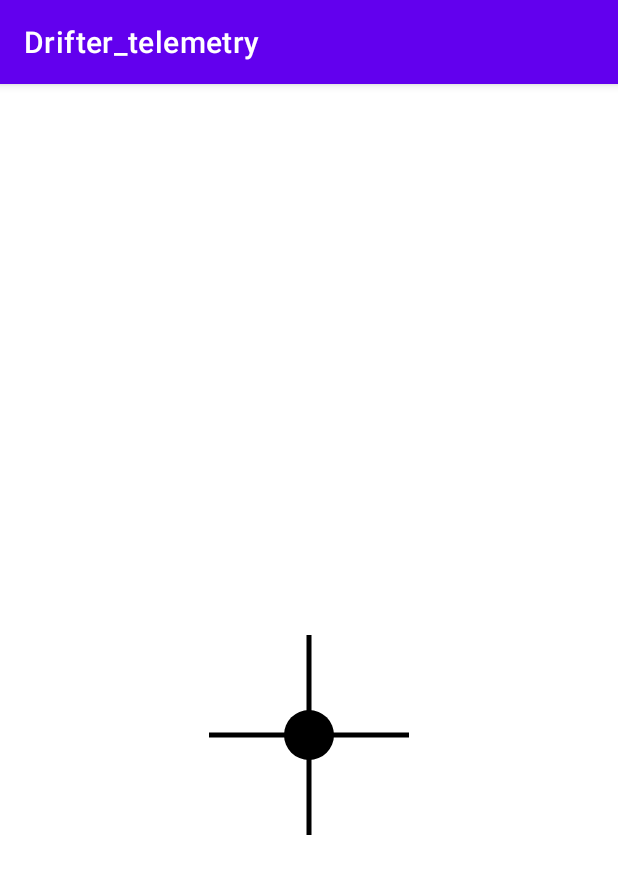
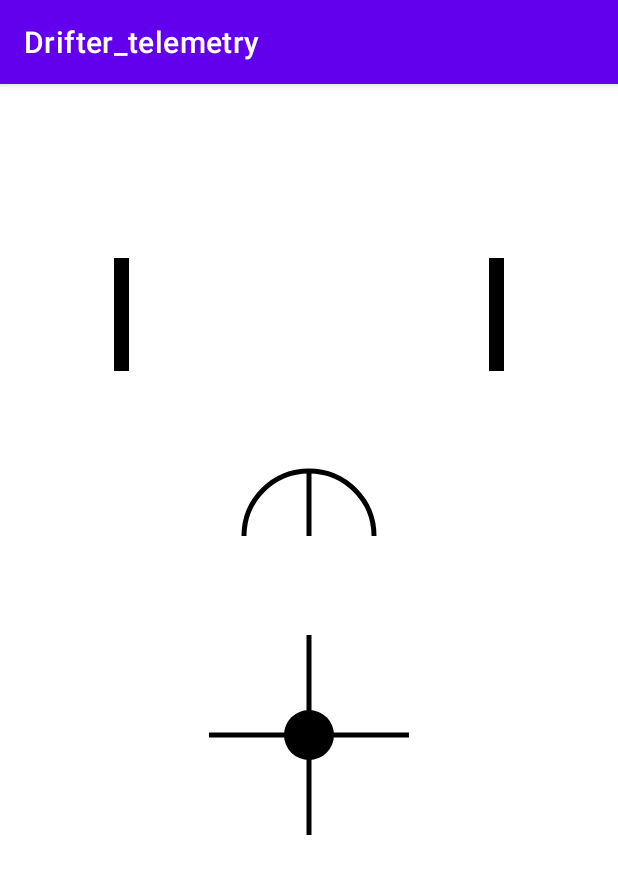
Before and after one commit to Guycho/4-motor-drifter, an Android app: the screen it shows after launch (MainActivity), on a phone screen of 412 x 824 dp. Shown: the top 874 px of the screen. Run offline under Robolectric (Android 15) with nearby library versions, the phone set to English and light mode, and no system bars.

Commit message:
continue app

```diff
--- a/Drifter_telemetry/app/src/main/java/com/example/drifter_telemetry/MainActivity.kt
+++ b/Drifter_telemetry/app/src/main/java/com/example/drifter_telemetry/MainActivity.kt
@@ -4,6 +4,7 @@
 import android.os.Handler
 import android.os.Looper
 import android.util.Log
+import android.view.View
 import androidx.appcompat.app.AppCompatActivity
 import okhttp3.*
 import org.json.JSONObject
@@ -12,6 +13,9 @@
 class MainActivity : AppCompatActivity() {
 
     private lateinit var gForceView: GForceView
+    private lateinit var leftWheelLine: View
+    private lateinit var rightWheelLine: View
+    private lateinit var rotationalRateGauge: RotationalRateGaugeView
     private val client = OkHttpClient()
     private val handler = Handler(Looper.getMainLooper())
     private val fetchInterval: Long = 100 // Fetch data every 100 milliseconds
@@ -21,6 +25,9 @@
         setContentView(R.layout.activity_main)
 
         gForceView = findViewById(R.id.gForceView)
+        leftWheelLine = findViewById(R.id.leftWheelLine)
+        rightWheelLine = findViewById(R.id.rightWheelLine)
+        rotationalRateGauge = findViewById(R.id.rotationalRateGauge)
 
         // Start fetching data continuously
         startFetchingData()
@@ -70,8 +77,14 @@
 
             val gForceX = jsonObject.getDouble("g_force_x").toFloat()
             val gForceY = jsonObject.getDouble("g_force_y").toFloat()
+            val leftSteeringAngle = jsonObject.getDouble("left_steering").toFloat()
+            val rightSteeringAngle = jsonObject.getDouble("right_steering").toFloat()
+            val rotationalRate = jsonObject.getDouble("rotational_rate").toFloat()
 
             gForceView.updateGForce(gForceX, gForceY)
+            leftWheelLine.rotation = leftSteeringAngle
+            rightWheelLine.rotation = rightSteeringAngle
+            rotationalRateGauge.updateRotationalRate(rotationalRate)
         } catch (e: Exception) {
             e.printStackTrace()
             Log.e("MainActivity", "Failed to parse JSON data: ${e.message}")
--- /dev/null
+++ b/Drifter_telemetry/app/src/main/java/com/example/drifter_telemetry/RotationalRateGuageView.kt
@@ -0,0 +1,44 @@
+package com.example.drifter_telemetry
+
+import android.content.Context
+import android.graphics.Canvas
+import android.graphics.Color
+import android.graphics.Paint
+import android.graphics.RectF
+import android.util.AttributeSet
+import android.view.View
+
+class RotationalRateGaugeView @JvmOverloads constructor(
+    context: Context, attrs: AttributeSet? = null, defStyleAttr: Int = 0
+) : View(context, attrs, defStyleAttr) {
+
+    private val paint = Paint().apply {
+        color = Color.BLACK
+        strokeWidth = 5f
+        style = Paint.Style.STROKE
+    }
+
+    var rotationalRate: Float = 0f
+
+    override fun onDraw(canvas: Canvas) {
+        super.onDraw(canvas)
+        val centerX = width / 2f
+        val centerY = height / 2f
+        val radius = Math.min(centerX, centerY) - 10
+
+        // Draw top half of the gauge circle
+        val oval = RectF(centerX - radius, centerY - radius, centerX + radius, centerY + radius)
+        canvas.drawArc(oval, 180f, 180f, false, paint)
+
+        // Draw rotational rate indicator
+        val angle = Math.toRadians((rotationalRate - 90).toDouble())
+        val indicatorX = (centerX - radius * Math.cos(angle)).toFloat()
+        val indicatorY = (centerY + radius * Math.sin(angle)).toFloat()
+        canvas.drawLine(centerX, centerY, indicatorX, indicatorY, paint)
+    }
+
+    fun updateRotationalRate(rotationalRate: Float) {
+        this.rotationalRate = -1 * rotationalRate
+        invalidate()
+    }
+}
--- a/Drifter_telemetry/app/src/main/java/com/example/drifter_telemetry/TelemetryData.java
+++ b/Drifter_telemetry/app/src/main/java/com/example/drifter_telemetry/TelemetryData.java
@@ -15,6 +15,9 @@
     public int motor3_throttle;
     public int motor4_rpm;
     public int motor4_throttle;
+    public float battery_voltage;
+    public int right_steering;
+    public int left_steering;
     public float g_force_x;
     public float g_force_y;
     public float rotational_rate;
--- a/Drifter_telemetry/app/src/main/res/layout/activity_main.xml
+++ b/Drifter_telemetry/app/src/main/res/layout/activity_main.xml
@@ -16,4 +16,30 @@
         android:layout_height="match_parent"
         android:layout_centerInParent="true"
         android:translationY="50dp" />
+
+    <View
+        android:id="@+id/leftWheelLine"
+        android:layout_width="10dp"
+        android:layout_height="75dp"
+        android:layout_alignParentStart="true"
+        android:layout_marginStart="60dp"
+        android:layout_marginTop="100dp"
+        android:background="@android:color/black" />
+
+    <View
+        android:id="@+id/rightWheelLine"
+        android:layout_width="10dp"
+        android:layout_height="75dp"
+        android:layout_alignParentEnd="true"
+        android:layout_marginEnd="60dp"
+        android:layout_marginTop="100dp"
+        android:background="@android:color/black" />
+
+    <com.example.drifter_telemetry.RotationalRateGaugeView
+        android:id="@+id/rotationalRateGauge"
+        android:layout_width="100dp"
+        android:layout_height="100dp"
+        android:layout_centerHorizontal="true"
+        android:layout_marginTop="235dp"
+        android:background="@android:color/transparent" />
 </RelativeLayout>
```
